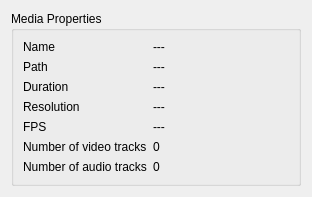
Above: src/Gui/media/ui/ClipMetadataDisplayer.ui from luyikei/VLMC before the change. Below: the same form after it.
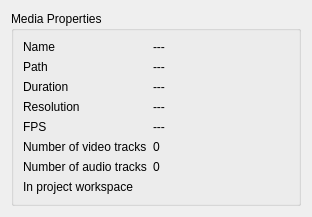
That is the form after the change. Custom widgets are drawn as their Qt base class.

Commit message: ClipMetadataDisplayer: Add an information icon about the workspace state.

Patch:
```diff
--- a/src/Gui/media/ui/ClipMetadataDisplayer.ui
+++ b/src/Gui/media/ui/ClipMetadataDisplayer.ui
@@ -229,7 +229,7 @@
         </property>
        </widget>
       </item>
-      <item row="7" column="0">
+      <item row="8" column="0">
        <spacer name="verticalSpacer">
         <property name="orientation">
          <enum>Qt::Vertical</enum>
@@ -242,6 +242,20 @@
         </property>
        </spacer>
       </item>
+      <item row="7" column="0">
+       <widget class="QLabel" name="inProjectWorkspaceLabel">
+        <property name="text">
+         <string>In project workspace</string>
+        </property>
+       </widget>
+      </item>
+      <item row="7" column="1">
+       <widget class="QLabel" name="inProjectWorkspaceValueLabel">
+        <property name="text">
+         <string/>
+        </property>
+       </widget>
+      </item>
      </layout>
     </widget>
    </item>
```
The commit also changes 7 other files.
